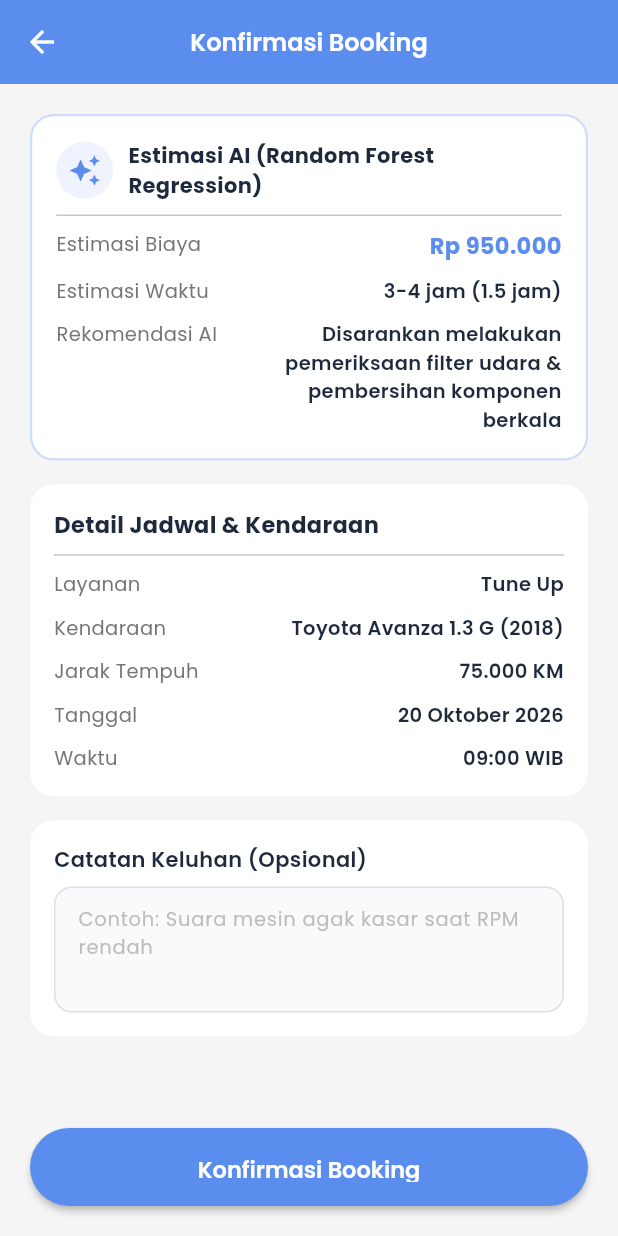
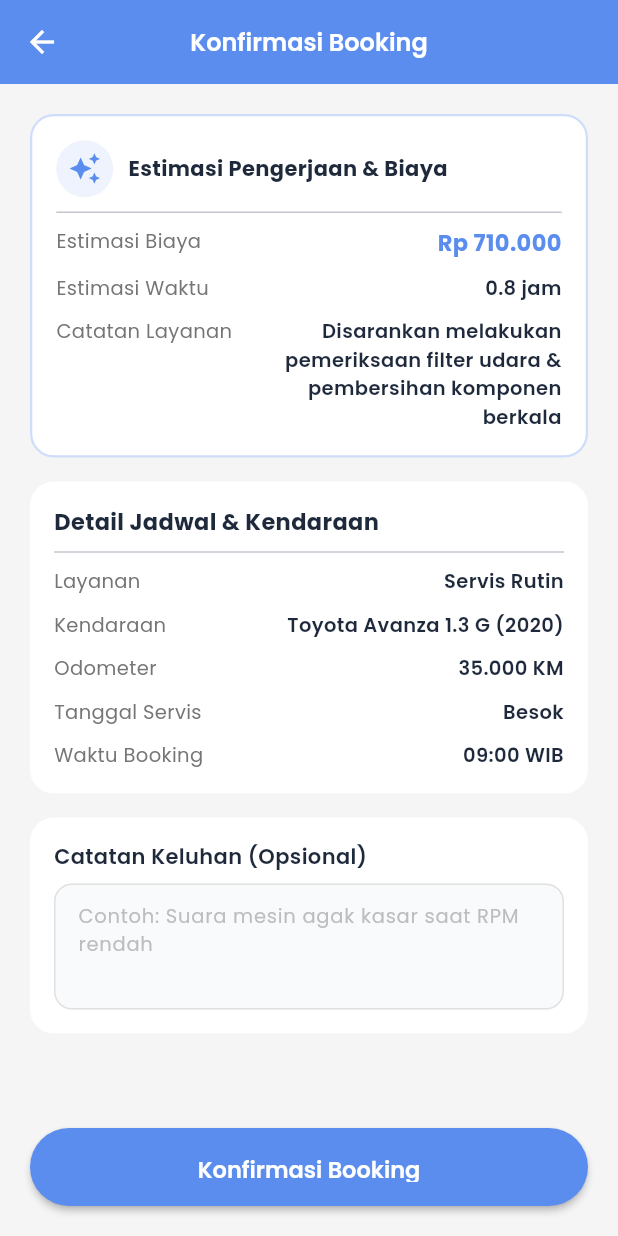
Before and after one commit to ifanagung3/201-AutoGarage, a Flutter app: the BookingKonfirmasiScreen screen opened by its route, on a phone screen of 412 x 824 dp. Run offline on Flutter 3.47's test engine with Material 3 defaults, Android fonts, the phone set to English and light mode, and no system bars; our stand-ins replace cloud_firestore, firebase_auth, firebase_core, go_router, google_fonts, google_sign_in; accounts and stored records are empty; network calls fail.

Commit message:
FIX: Updated widget_test.dart to test AutoGarageApp, removed unused imports, and connected booking wizard flow parameter passing across all screens

```diff
--- a/lib/core/router/app_router.dart
+++ b/lib/core/router/app_router.dart
@@ -53,10 +53,31 @@ final appRouter = GoRouter(
     ),
 
     GoRoute(path: '/estimasi', builder: (c, s) => const EstimasiBiayaScreen()),
-    GoRoute(path: '/booking/layanan', builder: (c, s) => const BookingLayananScreen()),
-    GoRoute(path: '/booking/tanggal', builder: (c, s) => const BookingTanggalScreen()),
-    GoRoute(path: '/booking/waktu', builder: (c, s) => const BookingWaktuScreen()),
-    GoRoute(path: '/booking/konfirmasi', builder: (c, s) => const BookingKonfirmasiScreen()),
+    GoRoute(
+      path: '/booking/layanan',
+      builder: (c, s) => const BookingLayananScreen(),
+    ),
+    GoRoute(
+      path: '/booking/tanggal',
+      builder: (c, s) => BookingTanggalScreen(
+        serviceName: s.uri.queryParameters['service'] ?? 'Servis Rutin',
+      ),
+    ),
+    GoRoute(
+      path: '/booking/waktu',
+      builder: (c, s) => BookingWaktuScreen(
+        serviceName: s.uri.queryParameters['service'] ?? 'Servis Rutin',
+        bookingDate: s.uri.queryParameters['date'] ?? '',
+      ),
+    ),
+    GoRoute(
+      path: '/booking/konfirmasi',
+      builder: (c, s) => BookingKonfirmasiScreen(
+        serviceName: s.uri.queryParameters['service'] ?? 'Servis Rutin',
+        bookingDate: s.uri.queryParameters['date'] ?? '',
+        bookingTime: s.uri.queryParameters['time'] ?? '09:00 WIB',
+      ),
+    ),
 
     GoRoute(path: '/akun/data-diri', builder: (c, s) => const DataDiriScreen()),
     GoRoute(path: '/akun/kendaraan', builder: (c, s) => const KendaraanSayaScreen()),
--- a/lib/screens/akun/data_diri_screen.dart
+++ b/lib/screens/akun/data_diri_screen.dart
@@ -1,6 +1,5 @@
 import 'package:flutter/material.dart';
 import 'package:go_router/go_router.dart';
-import 'package:google_fonts/google_fonts.dart';
 
 class DataDiriScreen extends StatelessWidget {
   const DataDiriScreen({super.key});
--- a/lib/screens/booking/booking_konfirmasi_screen.dart
+++ b/lib/screens/booking/booking_konfirmasi_screen.dart
@@ -6,7 +6,16 @@ import '../../services/booking_service.dart';
 import '../../services/random_forest_service.dart';
 
 class BookingKonfirmasiScreen extends StatefulWidget {
-  const BookingKonfirmasiScreen({super.key});
+  final String serviceName;
+  final String bookingDate;
+  final String bookingTime;
+
+  const BookingKonfirmasiScreen({
+    super.key,
+    required this.serviceName,
+    required this.bookingDate,
+    required this.bookingTime,
+  });
 
   @override
   State<BookingKonfirmasiScreen> createState() => _BookingKonfirmasiScreenState();
@@ -19,9 +28,9 @@ class _BookingKonfirmasiScreenState extends State<BookingKonfirmasiScreen> {
   bool _isLoading = false;
   bool _isPredicting = true;
 
-  double _estimatedCost = 1150000;
-  double _estimatedDurationHours = 3.8;
-  String _recommendation = "Disarankan melakukan pemeriksaan filter udara & ganti oli";
+  double _estimatedCost = 150000;
+  double _estimatedDurationHours = 2.5;
+  String _recommendation = "Disarankan melakukan pemeriksaan berkala & filter udara";
 
   @override
   void initState() {
@@ -34,10 +43,10 @@ class _BookingKonfirmasiScreenState extends State<BookingKonfirmasiScreen> {
     final result = await RandomForestService.instance.predictViaApi(
       carBrand: 'Toyota',
       carModel: 'Avanza',
-      carYear: 2018,
-      serviceType: 'Tune Up',
-      mileage: 75000,
-      componentCount: 5,
+      carYear: 2020,
+      serviceType: widget.serviceName,
+      mileage: 35000,
+      componentCount: 3,
     );
 
     if (mounted) {
@@ -54,21 +63,25 @@ class _BookingKonfirmasiScreenState extends State<BookingKonfirmasiScreen> {
     if (context.canPop()) {
       context.pop();
     } else {
-      context.go('/booking/waktu');
+      context.go('/booking/waktu?service=${Uri.encodeComponent(widget.serviceName)}&date=${Uri.encodeComponent(widget.bookingDate)}');
     }
   }
 
   Future<void> _submitBooking() async {
     setState(() => _isLoading = true);
     try {
+      final dateToSave = widget.bookingDate.isNotEmpty
+          ? DateTime.tryParse(widget.bookingDate) ?? DateTime.now().add(const Duration(days: 1))
+          : DateTime.now().add(const Duration(days: 1));
+
       await BookingService.instance.createBooking(
         vehicleName: 'Toyota Avanza 1.3 G',
         vehiclePlat: 'B 1234 AG',
-        vehicleYear: 2018,
-        vehicleKm: 75000,
-        serviceName: 'Tune Up',
-        bookingDate: DateTime.now().add(const Duration(days: 1)),
-        bookingTime: '09:00 WIB',
+        vehicleYear: 2020,
+        vehicleKm: 35000,
+        serviceName: widget.serviceName,
+        bookingDate: dateToSave,
+        bookingTime: widget.bookingTime.isNotEmpty ? widget.bookingTime : '09:00 WIB',
         estimatedCost: _estimatedCost,
         notes: _notesController.text.trim(),
       );
@@ -77,7 +90,7 @@ class _BookingKonfirmasiScreenState extends State<BookingKonfirmasiScreen> {
         ScaffoldMessenger.of(context).showSnackBar(
           SnackBar(
             content: Text(
-              'Booking berhasil disimpan!',
+              'Booking ${widget.serviceName} berhasil disimpan!',
               style: GoogleFonts.poppins(),
             ),
             backgroundColor: Colors.green,
@@ -101,6 +114,9 @@ class _BookingKonfirmasiScreenState extends State<BookingKonfirmasiScreen> {
 
   @override
   Widget build(BuildContext context) {
+    final displayDate = widget.bookingDate.isNotEmpty ? widget.bookingDate : 'Besok';
+    final displayTime = widget.bookingTime.isNotEmpty ? widget.bookingTime : '09:00 WIB';
+
     return PopScope(
       canPop: false,
       onPopInvokedWithResult: (bool didPop, Object? result) {
@@ -152,7 +168,7 @@ class _BookingKonfirmasiScreenState extends State<BookingKonfirmasiScreen> {
                             const SizedBox(width: 10),
                             Expanded(
                               child: Text(
-                                'Estimasi AI (Random Forest Regression)',
+                                'Estimasi Pengerjaan & Biaya',
                                 style: GoogleFonts.poppins(
                                   fontSize: 14,
                                   fontWeight: FontWeight.bold,
@@ -183,11 +199,11 @@ class _BookingKonfirmasiScreenState extends State<BookingKonfirmasiScreen> {
                           const SizedBox(height: 10),
                           _DetailRow(
                             label: 'Estimasi Waktu',
-                            value: '3-4 jam (${_estimatedDurationHours.toStringAsFixed(1)} jam)',
+                            value: '${_estimatedDurationHours.toStringAsFixed(1)} jam',
                           ),
                           const SizedBox(height: 10),
                           _DetailRow(
-                            label: 'Rekomendasi AI',
+                            label: 'Catatan Layanan',
                             value: _recommendation,
                           ),
                         ],
@@ -215,15 +231,15 @@ class _BookingKonfirmasiScreenState extends State<BookingKonfirmasiScreen> {
                           ),
                         ),
                         const Divider(height: 20),
-                        const _DetailRow(label: 'Layanan', value: 'Tune Up'),
+                        _DetailRow(label: 'Layanan', value: widget.serviceName),
                         const SizedBox(height: 10),
-                        const _DetailRow(label: 'Kendaraan', value: 'Toyota Avanza 1.3 G (2018)'),
+                        const _DetailRow(label: 'Kendaraan', value: 'Toyota Avanza 1.3 G (2020)'),
                         const SizedBox(height: 10),
-                        const _DetailRow(label: 'Jarak Tempuh', value: '75.000 KM'),
+                        const _DetailRow(label: 'Odometer', value: '35.000 KM'),
                         const SizedBox(height: 10),
-                        const _DetailRow(label: 'Tanggal', value: '20 Oktober 2026'),
+                        _DetailRow(label: 'Tanggal Servis', value: displayDate),
                         const SizedBox(height: 10),
-                        const _DetailRow(label: 'Waktu', value: '09:00 WIB'),
+                        _DetailRow(label: 'Waktu Booking', value: displayTime),
                       ],
                     ),
                   ),
--- a/lib/screens/booking/booking_layanan_screen.dart
+++ b/lib/screens/booking/booking_layanan_screen.dart
@@ -37,28 +37,28 @@ class BookingLayananScreen extends StatelessWidget {
               title: 'Servis Rutin',
               description: 'Ganti oli, filter, dan pemeriksaan umum',
               price: 'Rp 150.000',
-              onTap: () => context.go('/booking/tanggal'),
+              onTap: () => context.go('/booking/tanggal?service=${Uri.encodeComponent('Servis Rutin')}'),
             ),
             const SizedBox(height: 12),
             _ServiceCard(
               title: 'Tune Up',
               description: 'Pembersihan mesin dan penyetelan performa',
               price: 'Rp 300.000',
-              onTap: () => context.go('/booking/tanggal'),
+              onTap: () => context.go('/booking/tanggal?service=${Uri.encodeComponent('Tune Up')}'),
             ),
             const SizedBox(height: 12),
             _ServiceCard(
               title: 'AC Service',
               description: 'Pembersihan dan pengisian freon AC',
               price: 'Rp 200.000',
-              onTap: () => context.go('/booking/tanggal'),
+              onTap: () => context.go('/booking/tanggal?service=${Uri.encodeComponent('AC Service')}'),
             ),
             const SizedBox(height: 12),
             _ServiceCard(
               title: 'Ganti Ban',
               description: 'Penggantian dan balancing ban mobil',
               price: 'Rp 400.000',
-              onTap: () => context.go('/booking/tanggal'),
+              onTap: () => context.go('/booking/tanggal?service=${Uri.encodeComponent('Ganti Ban')}'),
             ),
           ],
         ),
--- a/lib/screens/main/home_screen.dart
+++ b/lib/screens/main/home_screen.dart
@@ -264,25 +264,25 @@ class HomeScreen extends StatelessWidget {
                       icon: Icons.build_circle_outlined,
                       title: 'Servis Rutin',
                       color: const Color(0xFF5B8DEF),
-                      onTap: () => context.go('/booking/layanan'),
+                      onTap: () => context.go('/booking/tanggal?service=${Uri.encodeComponent('Servis Rutin')}'),
                     ),
                     _ServiceCard(
                       icon: Icons.settings_outlined,
                       title: 'Tune Up',
                       color: const Color(0xFFEC4899),
-                      onTap: () => context.go('/booking/layanan'),
+                      onTap: () => context.go('/booking/tanggal?service=${Uri.encodeComponent('Tune Up')}'),
                     ),
                     _ServiceCard(
                       icon: Icons.ac_unit_outlined,
                       title: 'AC Service',
                       color: const Color(0xFF8B5CF6),
-                      onTap: () => context.go('/booking/layanan'),
+                      onTap: () => context.go('/booking/tanggal?service=${Uri.encodeComponent('AC Service')}'),
                     ),
                     _ServiceCard(
                       icon: Icons.tire_repair_outlined,
                       title: 'Ganti Ban',
                       color: const Color(0xFF10B981),
-                      onTap: () => context.go('/booking/layanan'),
+                      onTap: () => context.go('/booking/tanggal?service=${Uri.encodeComponent('Ganti Ban')}'),
                     ),
                   ],
                 ),
```
Also changed, not shown: lib/screens/booking/booking_tanggal_screen.dart (+14 -7 lines), lib/screens/booking/booking_waktu_screen.dart (+19 -7 lines), 2 other files.
